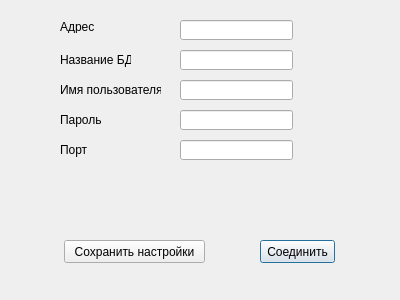
This is preferencesdialog.ui in andron58/catalogue as Qt 5 draws it before an edit. The edited form follows.
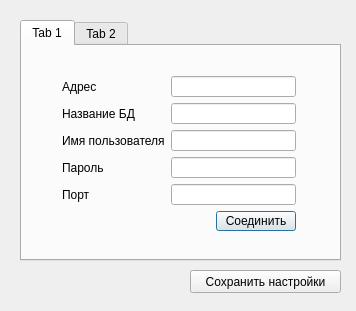
This is the edited form.

```diff
--- a/preferencesdialog.ui
+++ b/preferencesdialog.ui
@@ -6,147 +6,170 @@
    <rect>
     <x>0</x>
     <y>0</y>
-    <width>400</width>
-    <height>300</height>
+    <width>356</width>
+    <height>311</height>
    </rect>
   </property>
+  <property name="sizePolicy">
+   <sizepolicy hsizetype="Preferred" vsizetype="Preferred">
+    <horstretch>0</horstretch>
+    <verstretch>0</verstretch>
+   </sizepolicy>
+  </property>
   <property name="windowTitle">
    <string>Dialog</string>
   </property>
-  <widget class="QLineEdit" name="IPEdit">
+  <widget class="QTabWidget" name="tabWidget">
    <property name="geometry">
     <rect>
-     <x>180</x>
+     <x>20</x>
      <y>20</y>
-     <width>113</width>
-     <height>20</height>
+     <width>321</width>
+     <height>241</height>
     </rect>
    </property>
-  </widget>
-  <widget class="QLabel" name="label">
-   <property name="geometry">
-    <rect>
-     <x>60</x>
-     <y>20</y>
-     <width>46</width>
-     <height>13</height>
-    </rect>
+   <property name="currentIndex">
+    <number>0</number>
    </property>
-   <property name="text">
-    <string>Адрес</string>
-   </property>
-  </widget>
-  <widget class="QLabel" name="label_2">
-   <property name="geometry">
-    <rect>
-     <x>60</x>
-     <y>50</y>
-     <width>71</width>
-     <height>20</height>
-    </rect>
-   </property>
-   <property name="text">
-    <string>Название БД</string>
-   </property>
-  </widget>
-  <widget class="QLineEdit" name="dbNameEdit">
-   <property name="geometry">
-    <rect>
-     <x>180</x>
-     <y>50</y>
-     <width>113</width>
-     <height>20</height>
-    </rect>
-   </property>
-  </widget>
-  <widget class="QLabel" name="label_3">
-   <property name="geometry">
-    <rect>
-     <x>60</x>
-     <y>80</y>
-     <width>101</width>
-     <height>20</height>
-    </rect>
-   </property>
-   <property name="text">
-    <string>Имя пользователя</string>
-   </property>
-  </widget>
-  <widget class="QLineEdit" name="userNameEdit">
-   <property name="geometry">
-    <rect>
-     <x>180</x>
-     <y>80</y>
-     <width>113</width>
-     <height>20</height>
-    </rect>
-   </property>
-  </widget>
-  <widget class="QLabel" name="label_4">
-   <property name="geometry">
-    <rect>
-     <x>60</x>
-     <y>110</y>
-     <width>41</width>
-     <height>20</height>
-    </rect>
-   </property>
-   <property name="text">
-    <string>Пароль</string>
-   </property>
-  </widget>
-  <widget class="QLineEdit" name="passEdit">
-   <property name="geometry">
-    <rect>
-     <x>180</x>
-     <y>110</y>
-     <width>113</width>
-     <height>20</height>
-    </rect>
-   </property>
-  </widget>
-  <widget class="QLabel" name="label_5">
-   <property name="geometry">
-    <rect>
-     <x>60</x>
-     <y>140</y>
-     <width>41</width>
-     <height>20</height>
-    </rect>
-   </property>
-   <property name="text">
-    <string>Порт</string>
-   </property>
-  </widget>
-  <widget class="QLineEdit" name="portEdit">
-   <property name="geometry">
-    <rect>
-     <x>180</x>
-     <y>140</y>
-     <width>113</width>
-     <height>20</height>
-    </rect>
-   </property>
-  </widget>
-  <widget class="QPushButton" name="connectButton">
-   <property name="geometry">
-    <rect>
-     <x>260</x>
-     <y>240</y>
-     <width>75</width>
-     <height>23</height>
-    </rect>
-   </property>
-   <property name="text">
-    <string>Соединить</string>
-   </property>
+   <widget class="QWidget" name="tab">
+    <attribute name="title">
+     <string>Tab 1</string>
+    </attribute>
+    <widget class="QWidget" name="layoutWidget">
+     <property name="geometry">
+      <rect>
+       <x>40</x>
+       <y>30</y>
+       <width>234</width>
+       <height>155</height>
+      </rect>
+     </property>
+     <layout class="QGridLayout" name="gridLayout">
+      <item row="0" column="0">
+       <widget class="QLabel" name="label">
+        <property name="text">
+         <string>Адрес</string>
+        </property>
+       </widget>
+      </item>
+      <item row="0" column="1" colspan="2">
+       <widget class="QLineEdit" name="IPEdit"/>
+      </item>
+      <item row="1" column="0">
+       <widget class="QLabel" name="label_2">
+        <property name="text">
+         <string>Название БД</string>
+        </property>
+       </widget>
+      </item>
+      <item row="1" column="1" colspan="2">
+       <widget class="QLineEdit" name="dbNameEdit"/>
+      </item>
+      <item row="2" column="0">
+       <widget class="QLabel" name="label_3">
+        <property name="text">
+         <string>Имя пользователя</string>
+        </property>
+       </widget>
+      </item>
+      <item row="2" column="1" colspan="2">
+       <widget class="QLineEdit" name="userNameEdit"/>
+      </item>
+      <item row="3" column="0">
+       <widget class="QLabel" name="label_4">
+        <property name="text">
+         <string>Пароль</string>
+        </property>
+       </widget>
+      </item>
+      <item row="3" column="1" colspan="2">
+       <widget class="QLineEdit" name="passEdit">
+        <property name="inputMethodHints">
+         <set>Qt::ImhHiddenText|Qt::ImhNoAutoUppercase|Qt::ImhNoPredictiveText</set>
+        </property>
+        <property name="echoMode">
+         <enum>QLineEdit::Password</enum>
+        </property>
+       </widget>
+      </item>
+      <item row="4" column="0">
+       <widget class="QLabel" name="label_5">
+        <property name="text">
+         <string>Порт</string>
+        </property>
+       </widget>
+      </item>
+      <item row="4" column="1" colspan="2">
+       <widget class="QLineEdit" name="portEdit"/>
+      </item>
+      <item row="5" column="2">
+       <widget class="QPushButton" name="connectButton">
+        <property name="text">
+         <string>Соединить</string>
+        </property>
+       </widget>
+      </item>
+     </layout>
+    </widget>
+   </widget>
+   <widget class="QWidget" name="tab_2">
+    <attribute name="title">
+     <string>Tab 2</string>
+    </attribute>
+    <widget class="QWidget" name="layoutWidget">
+     <property name="geometry">
+      <rect>
+       <x>20</x>
+       <y>30</y>
+       <width>281</width>
+       <height>48</height>
+      </rect>
+     </property>
+     <layout class="QGridLayout" name="gridLayout_2">
+      <item row="0" column="0">
+       <widget class="QLabel" name="label_6">
+        <property name="text">
+         <string>Книги:</string>
+        </property>
+       </widget>
+      </item>
+      <item row="0" column="1">
+       <widget class="QLineEdit" name="filesEdit"/>
+      </item>
+      <item row="0" column="2">
+       <widget class="QToolButton" name="toolButton_2">
+        <property name="text">
+         <string>...</string>
+        </property>
+       </widget>
+      </item>
+      <item row="1" column="0">
+       <widget class="QLabel" name="label_7">
+        <property name="text">
+         <string>Обложки:</string>
+        </property>
+       </widget>
+      </item>
+      <item row="1" column="1">
+       <widget class="QLineEdit" name="imagesEdit"/>
+      </item>
+      <item row="1" column="2">
+       <widget class="QToolButton" name="toolButton">
+        <property name="text">
+         <string>...</string>
+        </property>
+       </widget>
+      </item>
+     </layout>
+    </widget>
+   </widget>
   </widget>
   <widget class="QPushButton" name="pushButton">
    <property name="geometry">
     <rect>
-     <x>64</x>
-     <y>240</y>
-     <width>141</width>
+     <x>190</x>
+     <y>270</y>
+     <width>151</width>
      <height>23</height>
     </rect>
    </property>
```
Left out of the diff: 39 changed lines with no effect on the pictures.
